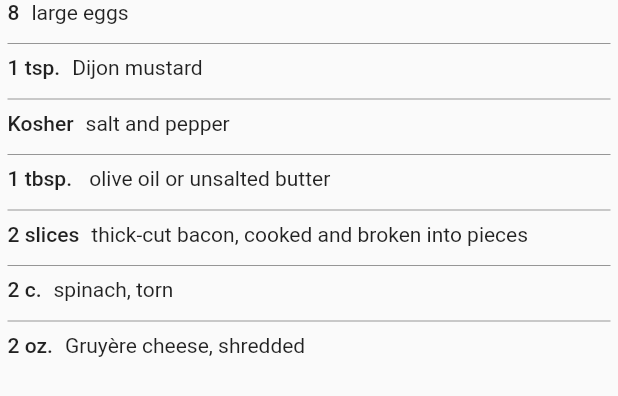
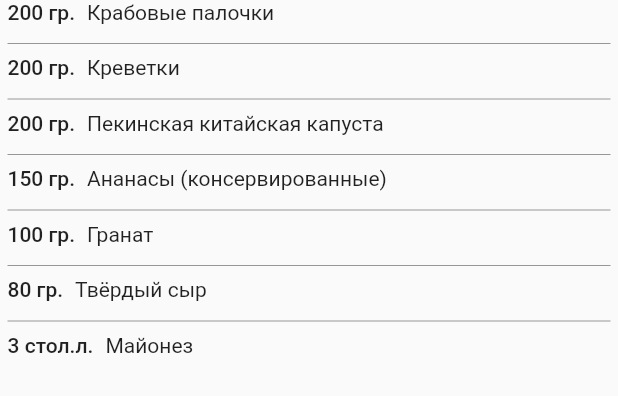
Before and after one commit to ekaterina432/JustChoose, a Flutter app: the Ingridients widget shown alone on an empty page, opened directly with sample values from the repository, on a phone screen of 412 x 824 dp. Shown: the top 396 px of the screen. Run offline on Flutter 3.47's test engine with Material 2 defaults, Android fonts, the phone set to English and light mode, and no system bars; our stand-ins replace cloud_firestore, firebase_core, sliding_up_panel, tab_indicator_styler; missing offline and left inert: duration; accounts and stored records are empty.

Commit message:
Шаги приготовления

```diff
--- a/lib/models/recipe_model.dart
+++ b/lib/models/recipe_model.dart
@@ -3,97 +3,153 @@ import 'package:flutproj2/models/ingredient_model.dart';
 import 'package:duration/duration.dart';
 class RecipeModel{
   String title, description;
-  Duration time;
+  Duration duration;
   int servings;
   List<Ingredient> ingredients;
+  List<String> steps;
   String imgPath;
   double rating;
   RecipeModel({
     required this.title,
     required this.description,
-    required this.time,
+    required this.duration,
     required this.servings,
     required this.ingredients,
+    required this.steps,
     required this.imgPath ,
     required this.rating
   });
   //Возвращает время приготовления в удобном для чтения формате
   String get getDurationString{
-    return time.inHours > 0 ? "${time.inHours} ч ${time.inMinutes - Duration.minutesPerHour * time.inHours} м":"${time.inMinutes} м";
+    String res = "";
+    if (duration.inHours > 0) {
+      res+="${duration.inHours} ч";
+    }
+    if (duration.inMinutes % Duration.minutesPerHour != 0){
+      res+=" ${duration.inMinutes - duration.inHours * Duration.minutesPerHour} м";
+    }
+    return res;
   }
-  /*Несколько рецептов, чтобы уже можно было представлять, как всё смотрится.
-  Пока на английском, потому что мне такие удобнее взять было, потом все равно будем другими наполнять*/
+
+  /*Сюда добавляем рецепты для нулевой версии*/
   static List<RecipeModel> demoRecipes = [
     RecipeModel(
-      title: 'Gruyère, Bacon, and Spinach Scrambled Eggs',
+      title: 'Крабовый салат с креветками',
       description:
-      'A touch of Dijon mustard, salty bacon, melty cheese, and a handful of greens seriously upgrades scrambled eggs, without too much effort!',
-      time: const Duration(minutes: 10),
+      'Красиво, на скорую руку, очень вкусно, на праздничный стол! Крабовый салат с креветками вы приготовите за 30 минут максимум. Кроме майонеза, вы можете заправить его сметаной или натуральным йогуртом, сократив тем самым калорийность. Можете подать его на романтический ужин под белое вино.',
+      duration: const Duration(minutes: 30),
       servings: 4,
-      imgPath: 'https://img.lybadvice.com/img/american-appetizers/217/delicious-bacon-recipes.jpg',
+      imgPath: 'assets/demo_recipe1.jpg',
       rating: 4.2,
       ingredients: [
-        Ingredient(quantity: "8", title: "large eggs"),
-        Ingredient(quantity: "1 tsp.", title: "Dijon mustard"),
-        Ingredient(quantity: "Kosher", title: "salt and pepper"),
-        Ingredient(quantity: "1 tbsp. ", title: "olive oil or unsalted butter"),
-        Ingredient(quantity: "2 slices", title: "thick-cut bacon, cooked and broken into pieces"),
-        Ingredient(quantity: "2 c.", title: "spinach, torn"),
-        Ingredient(quantity: "2 oz.", title: "Gruyère cheese, shredded"),
+        Ingredient(quantity: "200 гр.", title: "Крабовые палочки"),
+        Ingredient(quantity: "200 гр.", title: "Креветки"),
+        Ingredient(quantity: "200 гр.", title: "Пекинская китайская капуста"),
+        Ingredient(quantity: "150 гр.", title: "Ананасы (консервированные)"),
+        Ingredient(quantity: "100 гр.", title: "Гранат"),
+        Ingredient(quantity: "80 гр.", title: "Твёрдый сыр"),
+        Ingredient(quantity: "3 стол.л.", title: "Майонез"),
+      ],
+      steps: [
+        "Подготовьте ингредиенты по списку. Пекинскую капусту помойте, обсушите и порвите ее на небольшие кусочки руками, используя только мягкую зеленую часть листьев.",
+        "В большую кастрюлю налейте воды. Объем жидкости должен быть вдвое больше объема морепродуктов. Посолите обычной, а лучше морской солью (1 ст. л на 1 литр воды). Когда закипит, отправьте в кастрюлю неочищенные креветки. Доведите их до повторного закипания и сразу выключайте огонь. Небольшие креветки варятся не больше 2 минут. Королевские или тигровые - 3-7 минут.",
+        "Следите за тем, чтобы не переварить креветки и не передержать их в горячей воде, иначе они не будут такими мягкими, как вам бы хотелось. Откиньте на дуршлаг, прополосните холодной водой или отправьте в миску со льдом. Охлажденные креветки очистите.",
+        "Разберите спелый гранат на отдельные зернышки.",
+        "Если используемые вами крабовые палочки заморожены, разморозьте их. Не снимая упаковку, выложите их на разделочную доску, пусть оттаивают. Теперь снимите целлофановую обертку. Если она плохо раскручивается, подержите палочки над паром в течение 1-3 секунд. Крабовые палочки нарежьте полукружьями.",
+        "Консервированные ананасы откиньте из банки на дуршлаг, дайте сиропу стечь. Нарежьте фрукты небольшими кусочками.",
+        "Твердый сыр нарежьте средними кубиками. Старайтесь нарезать крабовые палочки и сыр одинакового размера кубиками - так салат будет выглядеть красивее. Сыр можете взять любой, полутвердый, мягкий, по вашему вкусу.",
+        "В салатнике подходящего размера соедините креветки, крабовые палочки, пекинскую капусту, ананасы и зерна граната.",
+        "Заправьте салат майонезом и перемешайте. Заправку можете приготовить, смешав в равных пропорциях сметану и майонез или используя одну сметану, натуральный йогурт без добавок.",
       ],
     ),
     RecipeModel(
-      title: 'Classic Omelet and Greens ',
+      title: 'Курица с луком в духовке',
       description:
-      'Sneak some spinach into your morning meal for a boost of nutrients to start your day off right.',
-      time: const Duration(minutes: 10),
-      servings: 4,
+      'Простой рецепт с минимальным количеством ингредиентов! Приготовление курицы с луком в духовке не займет много времени. Основную работу делает техника, а вам остается наслаждаться готовым сытным и ароматным блюдом!',
+      duration: const Duration(hours: 2, minutes: 10),
+      servings: 3,
       rating: 3.7,
-      imgPath: 'https://www.cooktasteeat.com/wp-content/uploads/2020/03/Top-5-Best-Omelet-Maker-.jpg',
+      imgPath: 'assets/demo_recipe2.jpg',
       ingredients: [
-        Ingredient(quantity: "8", title: "large eggs"),
-        Ingredient(quantity: "1 tsp.", title: "Dijon mustard"),
-        Ingredient(quantity: "Kosher", title: "salt and pepper"),
-        Ingredient(quantity: "1 tbsp. ", title: "olive oil or unsalted butter"),
-        Ingredient(quantity: "2 slices", title: "thick-cut bacon, cooked and broken into pieces"),
-        Ingredient(quantity: "2 c.", title: "spinach, torn"),
-        Ingredient(quantity: "2 oz.", title: "Gruyère cheese, shredded"),
+        Ingredient(quantity: "800 гр.", title: "Куриные ножки"),
+        Ingredient(quantity: "2 шт.", title: "Лук репчатый"),
+        Ingredient(quantity: "100 гр.", title: "Сметана"),
+        Ingredient(quantity: "По вкусу", title: "Соль"),
+        Ingredient(quantity: "По вкусу", title: "Специи сухие"),
+      ],
+      steps: [
+        "Как сделать курицу с луком в духовке? Подготовьте для этого все необходимое. Для запекания можно взять любые части курицы. Я буду готовить куриные голени. Луковицы берите крупные. По вкусу курица отлично сочетается с луком.",
+        "Лук очистите от шелухи и ополосните в холодной воде от загрязнений. Затем нарежьте очищенный лук полукольцами или чуть меньше. Сильно мелко резать не надо. Поместите нарезанный лук в чашу, в которой будете мариновать курицу.",
+        "Курицу промойте в проточной воде и обсушите с помощью бумажного полотенца. Затем поместит курицу в чашу к луку. Следом добавьте сметану. Подсыпьте соли и специи по вкусу. В качестве специи можно ограничиться молотым перцев. Я к нему добавила еще немного паприки.",
+        "Тщательно перемешайте курицу с луком и сметаной. Оставьте курочку мариноваться на 1-2 часа.",
+        "Для запекания возьмите любую жаропрочную форму. У меня керамическая. Маринованный лук выложите по дну формы для запекания ровным слоем.",
+        "Сверху выложите курицу. Накройте форму фольгой и поставьте в духовку, предварительно разогретую до 190 градусов на 30-40 минут. Затем снимите лист фольги и оставьте курицу готовиться в духовке еще на 30-40 минут. За это время она успеет подрумяниться.",
+        "Румяную курочку извлеките из духовки, разложите по тарелкам и подавайте к столу. В дополнение можно приготовить гарнир из картофеля. Приятного аппетита!",
       ],
     ),
     RecipeModel(
-      title: 'Sheet Pan Sausage and Egg Breakfast Bake ',
+      title: 'Чешский чесночный суп с гренками',
       description:
-      'A hearty breakfast that easily feeds a family of four, all on one sheet pan? Yes, please.',
-      time: const Duration(minutes: 35),
-      servings: 4,
+      'Простой, сытный и ароматный, на скорую руку! Чесночный суп с гренками или чеснечка - это настоящая радость для ценителей чешской национальной кухни и просто для гурманов. Готовится очень быстро! А во время варки по всему дому стоит непередаваемый аромат чеснока и копченостей.',
+      duration: const Duration(hours: 1, minutes: 20),
+      servings: 5,
       rating: 4.8,
-      imgPath: 'https://i.dietdoctor.com/wp-content/uploads/2016/09/GettyImages-593331402.jpg?auto=compress%2Cformat&w=2000&h=1333&fit=crop',
+      imgPath: 'assets/demo_recipe3.jpg',
       ingredients: [
-        Ingredient(quantity: "8", title: "large eggs"),
-        Ingredient(quantity: "1 tsp.", title: "Dijon mustard"),
-        Ingredient(quantity: "Kosher", title: "salt and pepper"),
-        Ingredient(quantity: "1 tbsp. ", title: "olive oil or unsalted butter"),
-        Ingredient(quantity: "2 slices", title: "thick-cut bacon, cooked and broken into pieces"),
-        Ingredient(quantity: "2 c.", title: "spinach, torn"),
-        Ingredient(quantity: "2 oz.", title: "Gruyère cheese, shredded"),
+        Ingredient(quantity: "1.5 л.", title: "Мясной бульон"),
+        Ingredient(quantity: "500 гр.", title: "Свиные ребрышки (копченые)"),
+        Ingredient(quantity: "50 гр.", title: "Твёрдый сыр"),
+        Ingredient(quantity: "50 гр.", title: "Хлеб (гренки)"),
+        Ingredient(quantity: "2 шт.", title: "Картошка"),
+        Ingredient(quantity: "40 гр.", title: "Чеснок (1 головка)"),
+        Ingredient(quantity: "1 шт.", title: "Яйца"),
+        Ingredient(quantity: "5 гр.", title: "Майоран (1 чайная ложка)"),
+        Ingredient(quantity: "По вкусу", title: "Перец черный молотый"),
+        Ingredient(quantity: "По вкусу", title: "Соль"),
+      ],
+      steps:[
+        "Как сварить ароматный чешский чесночный суп с гренками? Очень быстро! Для начала подготовьте необходимые ингредиенты по списку. Свиные ребрышки продаются в разном виде у разных производителей. Нам нужны те, где между костями есть мясо. Ребрышки в виде отдельных обрезанных от лишнего мяса костей в этот суп не подойдут.",
+        "Картофель очистите от кожуры и нарежьте небольшими кубиками.",
+        "С копченых ребрышек срежьте мясо. Кости можете оставить для другого супа. Из них получится насыщенный бульон. Если варите суп не на бульоне, а на воде, то предварительно после закипания воды можете бросить в кастрюлю очищенные от мяса кости и проварить 10 минут. Так у вас получится бульон, на основе которого дальше можно варить суп.",
+        "Сыр натрите на средней терке. Сыр можете брать любой. У меня Тильзитер.",
+        "Головку чеснока разберите на зубчики. Каждый зубчик очистите от шелухи. Натрите зубчики на мелкой терке или пропустите через пресс.",
+        "Яйцо взбейте вилкой до соединения белка с желтком.",
+        "Мясной бульон доведите до кипения. Выложите нарезанное мясо с ребрышек, картофель и чеснок. Перемешайте. Варите 15-20 минут на среднем огне (у меня режим 5 из 9).",
+        "Суп посолите, всыпьте черный молотый перец и сушеный майоран.",
+        "При постоянном помешивании тонкой струйкой влейте в суп взбитое яйцо. Проварите 1 минуту.",
+        "Выключите огонь и дайте супу настояться под крышкой 10-15 минут.",
+        "Разлейте суп по тарелкам. Добавьте в каждую тертый сыр и гренки. Очень интересной будет подача в корзинке из ржаного хлеба. Нужно срезать у хлеба верхушку, аккуратно вынуть мякоть, оставив немного на стенках. Влить чесночный суп и сразу же подать к столу. Приятного аппетита!",
       ],
     ),
     RecipeModel(
-      title: 'Shakshuka',
+      title: 'Классические сырники из творога на сковороде',
       description:
-      'Just wait til you break this one out at the breakfast table: sweet tomatoes, runny yolks, and plenty of toasted bread for dipping.',
-      time: const Duration(hours: 1, minutes: 15),
+      'Классический рецепт пышных, нежных сырников! Пышные сырники приготовить не так то и просто! Часто они получаются плоскими или непропеченными. Предлагаю вам классический рецепт этой выпечки!',
+      duration: const Duration(minutes: 30),
       servings: 4,
       rating: 4.9,
-      imgPath: 'https://images.cdn.inmyroom.ru/inmyroom/thumb/1240x796/jpg:60/uploads/food_recipe/teaser/2d/2dc6/jpg_2000_2dc6e0e4-20a6-4461-9148-2bbd9dac4fbb.jpg?sign=533413f37e6b15f466392c0c17cee6f5c2d17c1c3f95e4f292d9d86dbed9be35',
+      imgPath: 'assets/demo_recipe4.jpg',
       ingredients: [
-        Ingredient(quantity: "8", title: "large eggs"),
-        Ingredient(quantity: "1 tsp.", title: "Dijon mustard"),
-        Ingredient(quantity: "Kosher", title: "salt and pepper"),
-        Ingredient(quantity: "1 tbsp. ", title: "olive oil or unsalted butter"),
-        Ingredient(quantity: "2 slices", title: "thick-cut bacon, cooked and broken into pieces"),
-        Ingredient(quantity: "2 c.", title: "spinach, torn"),
-        Ingredient(quantity: "2 oz.", title: "Gruyère cheese, shredded"),
+        Ingredient(quantity: "300 гр.", title: "Творог"),
+        Ingredient(quantity: "1 шт.", title: "Яйца"),
+        Ingredient(quantity: "По вкусу", title: "Соль"),
+        Ingredient(quantity: "1 стол. л.", title: "Сахар"),
+        Ingredient(quantity: "1 стол. л.", title: "Мука"),
+        Ingredient(quantity: "100 мл.", title: "Растительное масло"),
+      ],
+      steps:[
+        "Подготовьте все необходимые продукты. Залог вкусных сырников качественный творог. Обязательно берите натуральный творог, без заменителя молочного жира. На мой взгляд вкуснее сырники из более жирного творог 9-18%. Яйца также используйте крупные, свежие, желательно домашние. Я предпочитаю жарить сырники на любом растительном масле, но можно также жарить и на сливочном, и на топленом масле.",
+        "Творог разомните вилкой. Смотрите по консистенции творога: если он как бы с крупинками, то лучше всего будет протереть его через мелкое сито, тогда текстура творога станет более однородной.",
+        "Вбейте в творог яйцо.",
+        "Хорошо размешайте все вилкой.",
+        "Посолите и еще раз перемешайте.",
+        "Добавьте сахар. Я использую обычный белый сахар, но можно готовить и с коричневым сахаром, - он придаст сырникам карамельный вкус. Также на этой стадии можно добавить в тесто и какие-то любимые вами ароматизаторы. Ваниль или ванильный сахар, а также корицу - дети особенно любят выпечку с запахом ванили.",
+        "Просейте муку (1 ст.л. муки оставьте для панировки). Рекомендую не пренебрегать этим процессом, т.к. во время просеивания мука насыщается кислородом и готовые сырники получатся более воздушные и нежные. Также рекомендую использовать в выпечке муку не высшего, а первого и второго сорта, т.к. мука высшего сорта часто бывает выбелена с помощью хлора. Хорошо перемешайте тесто.",
+        "Берите немного теста, формируйте небольшую лепешечку.",
+        "Обваливайте со всех сторон в оставшейся муке. Таким образом используйте все тесто.",
+        "В сковороде хорошо разогрейте масло. Если вы готовите на растительном масле, используйте рафинированное масло, - оно не будет пригорать на сковороде. Выложите сырники и готовьте на небольшом огне около 7 минут с одной стороны.",
+        "Затем аккуратно переверните сырники и готовьте также минут 7-10. Возможно понадобится накрыть сковороду крышкой и довести сырники до полной готовности, чтобы серединка тоже пропеклась.",
+        "Подавайте сырники на завтрак, полдник или просто к чаю. Приятного аппетита!",
       ],
     ),
   ];
--- a/lib/pages/recipe_details.dart
+++ b/lib/pages/recipe_details.dart
@@ -36,7 +36,7 @@ class RecipeDetails extends StatelessWidget{
                               Colors.black.withOpacity(0.35),
                               BlendMode.multiply,
                             ),
-                            image: NetworkImage(recipeModel.imgPath),
+                            image: AssetImage(recipeModel.imgPath),
                           )
                         ),
                       ),
@@ -61,7 +61,7 @@ class RecipeDetails extends StatelessWidget{
             ],
           ),
         ),
-        panel:Padding(
+        panel: Padding(
           padding: EdgeInsets.all(12),
           child: Column(
             crossAxisAlignment: CrossAxisAlignment.start,
@@ -128,7 +128,7 @@ class RecipeDetails extends StatelessWidget{
                           children: [
                             Description(recipeModel: recipeModel),
                             Ingridients(recipeModel: recipeModel),
-                            Text("Шаги"),
+                            Steps(recipeModel: recipeModel),
                           ],
                         ),
                       )
@@ -138,7 +138,7 @@ class RecipeDetails extends StatelessWidget{
               )
             ],
           ),
-        )
+        ),
       ),
     );
   }
@@ -172,7 +172,7 @@ class Ingridients extends StatelessWidget{
         children: [
           ListView.separated(
             shrinkWrap: true,
-            physics: ScrollPhysics(),
+            //physics: ScrollPhysics(),
             separatorBuilder: (context, index){
               return Divider(color: Colors.black.withOpacity(0.4));
             },
@@ -184,7 +184,7 @@ class Ingridients extends StatelessWidget{
                     Text(recipeModel.ingredients[index].quantity,
                       style: TextStyle(fontWeight: FontWeight.w500),),
                     SizedBox(width: 8,),
-                    Flexible(child: Text(recipeModel.ingredients[index].title, softWrap: true,),)
+                    Expanded(child: Text(recipeModel.ingredients[index].title, softWrap: true,),)
                   ],
                 )
               );
@@ -196,3 +196,48 @@ class Ingridients extends StatelessWidget{
     );
   }
 }
+
+class Steps extends StatelessWidget {
+  RecipeModel recipeModel;
+  Steps({required this.recipeModel});
+  @override
+  Widget build(BuildContext context) {
+    return Padding(
+      padding: EdgeInsets.symmetric(horizontal: 5),
+      child: Column(
+        children: [
+          Expanded(
+            child: ListView.separated(
+              shrinkWrap: true,
+              physics:AlwaysScrollableScrollPhysics(),
+              separatorBuilder: (context, index){
+                return Divider(color: Colors.black.withOpacity(0.4));
+              },
+              itemBuilder: (context, index){
+                return Padding(
+                    padding: EdgeInsets.only(bottom: 6),
+                    child:Row(
+                      crossAxisAlignment: CrossAxisAlignment.start,
+                      children: [
+                        Padding(
+                          padding: EdgeInsets.only(top:5),
+                          child: Container(width: 6, height: 6,
+                            decoration: BoxDecoration(color: Theme.of(context).primaryColor, shape: BoxShape.circle),),
+                        ),
+                        Expanded(child: Text("   " +
+                          recipeModel.steps[index],
+                          softWrap: true,
+                          textAlign: TextAlign.justify,
+                        ),)
+                      ],
+                    )
+                );
+              },
+              itemCount: recipeModel.ingredients.length
+            )
+          )
+        ],
+      ),
+    );
+  }
+}
--- a/lib/ui/recipe_card.dart
+++ b/lib/ui/recipe_card.dart
@@ -34,7 +34,7 @@ class _RecipeCardState extends State<RecipeCard> {
                     Colors.black.withOpacity(0.35),
                     BlendMode.multiply,
                   ),
-                  image: NetworkImage(widget.recipeModel.imgPath),
+                  image: AssetImage(widget.recipeModel.imgPath),
                   fit: BoxFit.cover,
                 ),
               ),
--- a/pubspec.yaml
+++ b/pubspec.yaml
@@ -64,6 +64,10 @@ flutter:
   # To add assets to your application, add an assets section, like this:
   assets:
      - assets/logo.jpg
+     - assets/demo_recipe1.jpg
+     - assets/demo_recipe2.jpg
+     - assets/demo_recipe3.jpg
+     - assets/demo_recipe4.jpg
 
 
   # An image asset can refer to one or more resolution-specific "variants", see
```
Also changed, not shown: assets/demo_recipe1.jpg (added), assets/demo_recipe2.jpg (added), assets/demo_recipe3.jpg (added), assets/demo_recipe4.jpg (added), 2 other files.
